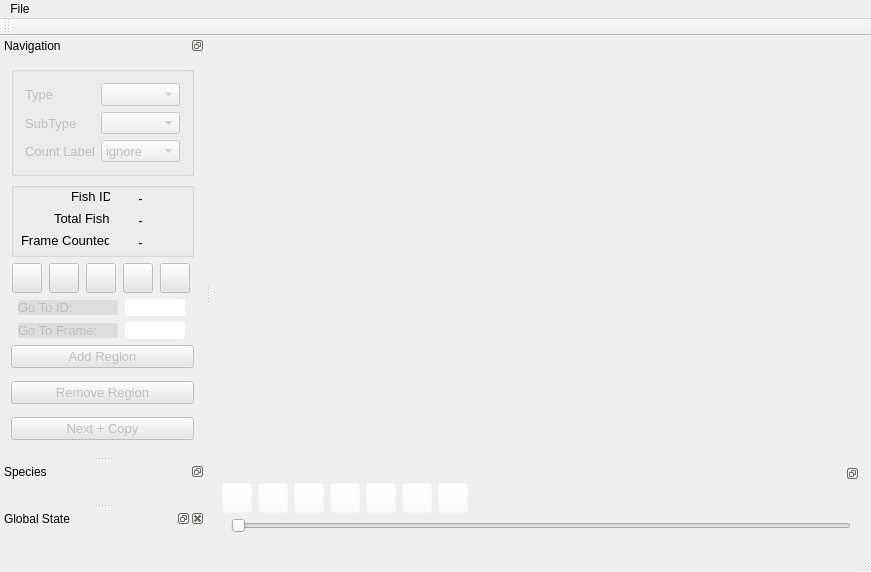
Above: src/video_annotator/mainwindow.ui from cvisionai/Tator-Native before the change. Below: the same form after it.
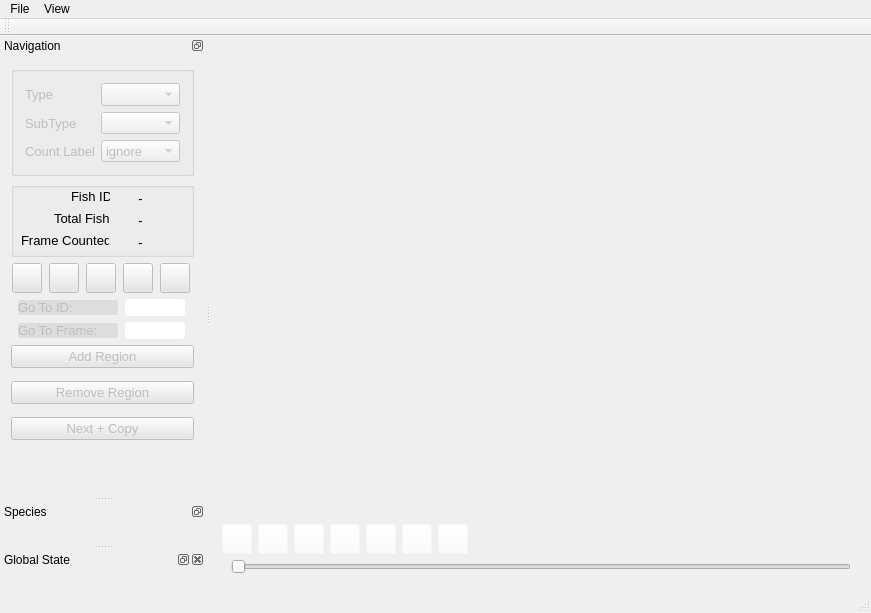
That is the form after the change.

Commit message: Video controls no longer undockable

What changed in the file:
```diff
--- a/src/video_annotator/mainwindow.ui
+++ b/src/video_annotator/mainwindow.ui
@@ -7,7 +7,7 @@
     <x>0</x>
     <y>0</y>
     <width>871</width>
-    <height>572</height>
+    <height>613</height>
    </rect>
   </property>
   <property name="windowTitle">
@@ -62,7 +62,7 @@
            <enum>Qt::LeftToRight</enum>
           </property>
           <property name="features">
-           <set>QDockWidget::DockWidgetFloatable|QDockWidget::DockWidgetMovable</set>
+           <set>QDockWidget::NoDockWidgetFeatures</set>
           </property>
           <widget class="QWidget" name="videoControlsDockWidget">
            <property name="layoutDirection">
@@ -562,7 +562,17 @@
     <addaction name="writeImage"/>
     <addaction name="setMetadata"/>
    </widget>
+   <widget class="QMenu" name="menuView">
+    <property name="title">
+     <string>View</string>
+    </property>
+    <addaction name="viewId"/>
+    <addaction name="viewSpecies"/>
+    <addaction name="viewProbability"/>
+    <addaction name="viewCount"/>
+   </widget>
    <addaction name="menuFile"/>
+   <addaction name="menuView"/>
   </widget>
   <widget class="QToolBar" name="mainToolBar">
    <attribute name="toolBarArea">
```
Left out of the diff: 35 changed lines with no effect on the pictures.
